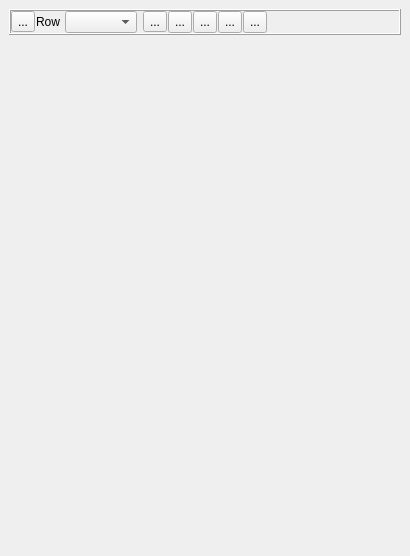
Old version of the form timeseriesviewer/ui/mapviewdockV2.ui in the repository jakimowb/eo-time-series-viewer.
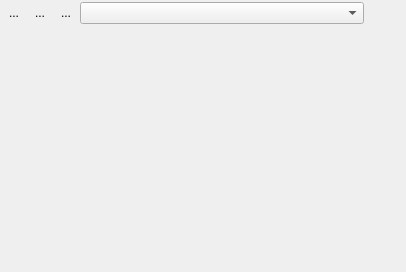
New version of the form. Icons and pictures are not drawn.

Commit message: refactoring changen MapViewUI layout form horizontal to vertical added MapView specific crosshairs

What changed in the file:
```diff
--- a/timeseriesviewer/ui/mapviewdockV2.ui
+++ b/timeseriesviewer/ui/mapviewdockV2.ui
@@ -6,8 +6,8 @@
    <rect>
     <x>0</x>
     <y>0</y>
-    <width>410</width>
-    <height>556</height>
+    <width>406</width>
+    <height>272</height>
    </rect>
   </property>
   <property name="minimumSize">
@@ -21,6 +21,21 @@
   </property>
   <widget class="QWidget" name="dockWidgetContents">
    <layout class="QVBoxLayout" name="verticalLayout">
+    <property name="spacing">
+     <number>2</number>
+    </property>
+    <property name="leftMargin">
+     <number>2</number>
+    </property>
+    <property name="topMargin">
+     <number>2</number>
+    </property>
+    <property name="rightMargin">
+     <number>2</number>
+    </property>
+    <property name="bottomMargin">
+     <number>2</number>
+    </property>
     <item>
      <widget class="QFrame" name="BVButtonList">
       <property name="sizePolicy">
@@ -42,14 +57,14 @@
        </size>
       </property>
       <property name="frameShape">
-       <enum>QFrame::Box</enum>
+       <enum>QFrame::NoFrame</enum>
       </property>
       <property name="frameShadow">
        <enum>QFrame::Raised</enum>
       </property>
       <layout class="QHBoxLayout" name="horizontalLayout">
        <property name="spacing">
-        <number>1</number>
+        <number>2</number>
        </property>
        <property name="leftMargin">
         <number>0</number>
@@ -78,152 +93,61 @@
           <iconset resource="resources.qrc">
            <normaloff>:/timeseriesviewer/icons/mActionAddMapView.png</normaloff>:/timeseriesviewer/icons/mActionAddMapView.png</iconset>
          </property>
+         <property name="autoRaise">
+          <bool>true</bool>
+         </property>
         </widget>
        </item>
        <item>
-        <widget class="QLabel" name="label">
+        <widget class="QToolButton" name="btnRemoveMapView">
+         <property name="sizePolicy">
+          <sizepolicy hsizetype="Preferred" vsizetype="Preferred">
+           <horstretch>0</horstretch>
+           <verstretch>0</verstretch>
+          </sizepolicy>
+         </property>
+         <property name="autoFillBackground">
+          <bool>false</bool>
+         </property>
          <property name="text">
-          <string>Row </string>
+          <string>...</string>
+         </property>
+         <property name="icon">
+          <iconset resource="resources.qrc">
+           <normaloff>:/timeseriesviewer/icons/mActionRemoveMapView.png</normaloff>:/timeseriesviewer/icons/mActionRemoveMapView.png</iconset>
+         </property>
+         <property name="autoRaise">
+          <bool>true</bool>
+         </property>
+        </widget>
+       </item>
+       <item>
+        <widget class="QToolButton" name="btnRefresh">
+         <property name="toolTip">
+          <string>Refresh map view rendering</string>
+         </property>
+         <property name="text">
+          <string>...</string>
+         </property>
+         <property name="icon">
+          <iconset resource="resources.qrc">
+           <normaloff>:/timeseriesviewer/icons/mActionRefresh.png</normaloff>:/timeseriesviewer/icons/mActionRefresh.png</iconset>
+         </property>
+         <property name="autoRaise">
+          <bool>true</bool>
          </property>
         </widget>
        </item>
        <item>
         <widget class="QComboBox" name="cbMapView">
          <property name="sizePolicy">
-          <sizepolicy hsizetype="Preferred" vsizetype="Fixed">
-           <horstretch>0</horstretch>
+          <sizepolicy hsizetype="Preferred" vsizetype="Preferred">
+           <horstretch>1</horstretch>
            <verstretch>0</verstretch>
           </sizepolicy>
          </property>
         </widget>
        </item>
-       <item>
-        <widget class="QFrame" name="recentMapViewButtons">
-         <property name="frameShape">
-          <enum>QFrame::NoFrame</enum>
-         </property>
-         <property name="frameShadow">
-          <enum>QFrame::Raised</enum>
-         </property>
-         <layout class="QHBoxLayout" name="horizontalLayout_2">
-          <property name="spacing">
-           <number>1</number>
-          </property>
-          <property name="leftMargin">
-           <number>5</number>
-          </property>
-          <property name="topMargin">
-           <number>0</number>
-          </property>
-          <property name="rightMargin">
-           <number>0</number>
-          </property>
-          <property name="bottomMargin">
-           <number>0</number>
-          </property>
-          <item>
-           <widget class="QToolButton" name="btnApplyStyles">
-            <property name="text">
-             <string>...</string>
-            </property>
-            <property name="icon">
-             <iconset resource="resources.qrc">
-              <normaloff>:/timeseriesviewer/icons/mActionRefresh.png</normaloff>:/timeseriesviewer/icons/mActionRefresh.png</iconset>
-            </property>
-           </widget>
-          </item>
-          <item>
-           <widget class="QToolButton" name="btnToggleVisibility">
-            <property name="sizePolicy">
-             <sizepolicy hsizetype="Preferred" vsizetype="Preferred">
-              <horstretch>0</horstretch>
-              <verstretch>0</verstretch>
-             </sizepolicy>
-            </property>
-            <property name="text">
-             <string>...</string>
-            </property>
-            <property name="icon">
-             <iconset resource="resources.qrc">
-              <normaloff>:/timeseriesviewer/icons/mapview.png</normaloff>:/timeseriesviewer/icons/mapview.png</iconset>
-            </property>
-            <property name="checkable">
-             <bool>false</bool>
-            </property>
-            <property name="checked">
-             <bool>false</bool>
-            </property>
-            <property name="autoRaise">
-             <bool>false</bool>
-            </property>
-           </widget>
-          </item>
-          <item>
-           <widget class="QToolButton" name="btnToggleCrosshair">
-            <property name="sizePolicy">
-             <sizepolicy hsizetype="Preferred" vsizetype="Preferred">
-              <horstretch>0</horstretch>
-              <verstretch>0</verstretch>
-             </sizepolicy>
-            </property>
-            <property name="text">
-             <string>...</string>
-            </property>
-            <property name="icon">
-             <iconset resource="resources.qrc">
-              <normaloff>:/timeseriesviewer/icons/crosshair.png</normaloff>:/timeseriesviewer/icons/crosshair.png</iconset>
-            </property>
-           </widget>
-          </item>
-          <item>
-           <widget class="QToolButton" name="btnToggleVectorOverlay">
-            <property name="sizePolicy">
-             <sizepolicy hsizetype="Preferred" vsizetype="Preferred">
-              <horstretch>0</horstretch>
-              <verstretch>0</verstretch>
-             </sizepolicy>
-            </property>
-            <property name="text">
-             <string>...</string>
-            </property>
-            <property name="icon">
-             <iconset resource="resources.qrc">
-              <normaloff>:/timeseriesviewer/icons/mapview.png</normaloff>:/timeseriesviewer/icons/mapview.png</iconset>
-            </property>
-            <property name="checkable">
-             <bool>false</bool>
-            </property>
-            <property name="checked">
-             <bool>false</bool>
-            </property>
-            <property name="autoRaise">
-             <bool>false</bool>
-            </property>
-           </widget>
-          </item>
-          <item>
-           <widget class="QToolButton" name="btnRemoveMapView">
-            <property name="sizePolicy">
-             <sizepolicy hsizetype="Preferred" vsizetype="Preferred">
-              <horstretch>0</horstretch>
-              <verstretch>0</verstretch>
-             </sizepolicy>
-            </property>
-            <property name="autoFillBackground">
-             <bool>false</bool>
-            </property>
-            <property name="text">
-             <string>...</string>
-            </property>
-            <property name="icon">
-             <iconset resource="resources.qrc">
-              <normaloff>:/timeseriesviewer/icons/mActionRemoveMapView.png</normaloff>:/timeseriesviewer/icons/mActionRemoveMapView.png</iconset>
-            </property>
-           </widget>
-          </item>
-         </layout>
-        </widget>
-       </item>
        <item>
         <spacer name="horizontalSpacer">
          <property name="orientation">
@@ -241,10 +165,7 @@
      </widget>
     </item>
     <item>
-     <widget class="QStackedWidget" name="stackedWidget">
-      <widget class="QWidget" name="page"/>
-      <widget class="QWidget" name="page_2"/>
-     </widget>
+     <widget class="QStackedWidget" name="stackedWidget"/>
     </item>
    </layout>
   </widget>
```
Left out of the diff: 85 changed lines with no effect on the pictures. The commit also changes 18 other files.
